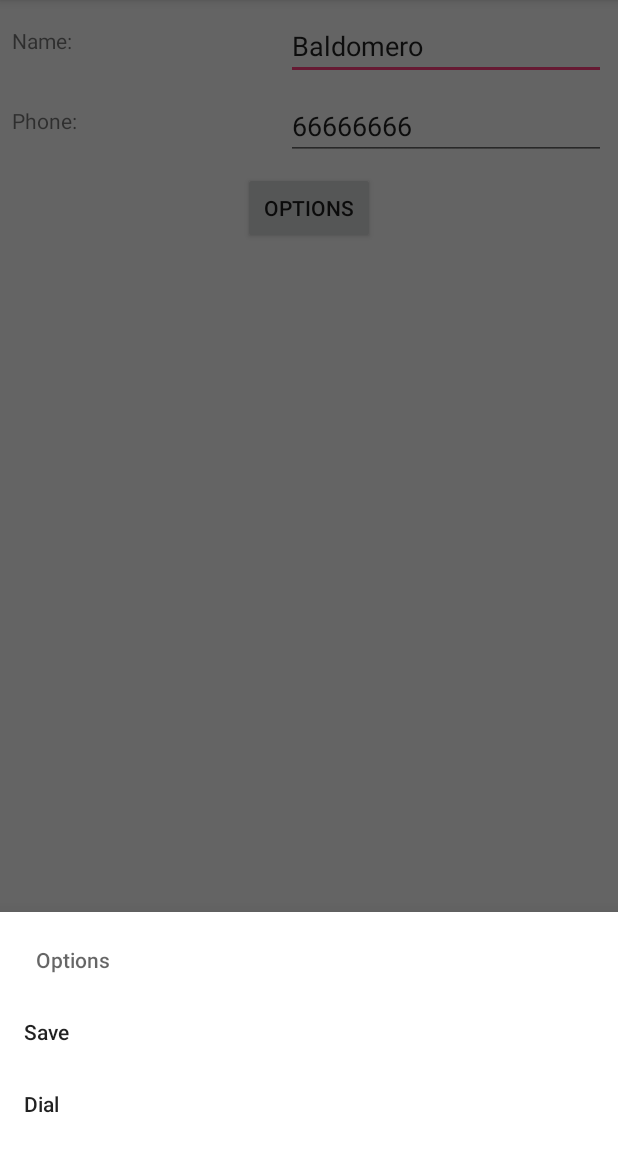
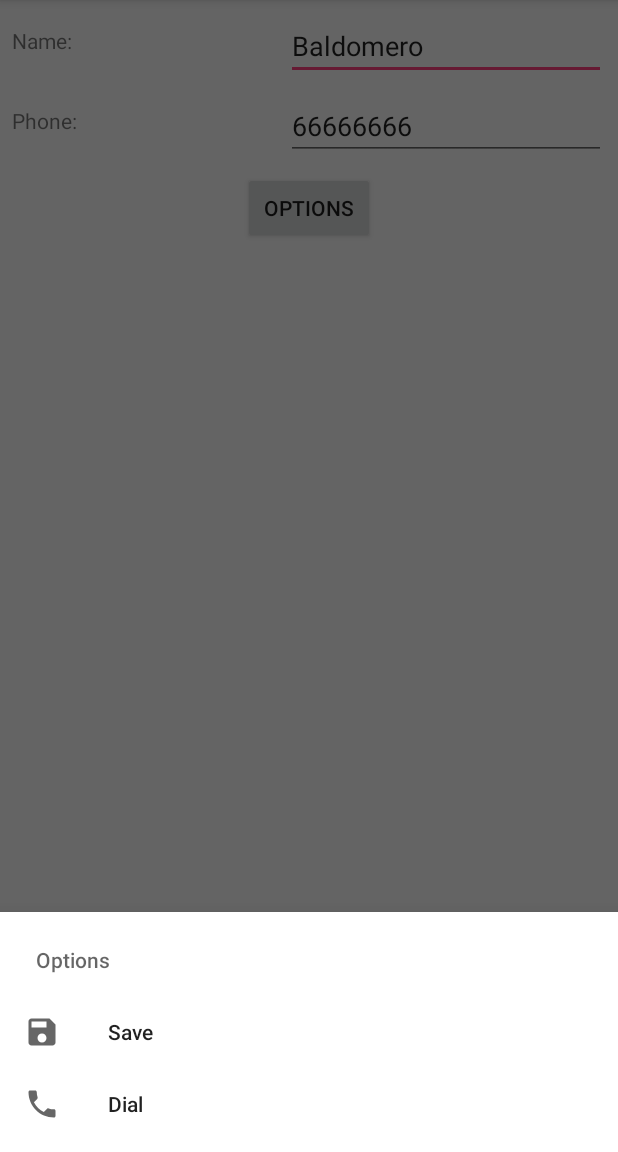
Before and after one commit to alejandrocorrero/EjemplosBottonSheetBottonNavigationView, an Android app: the fragment FragmentBottomSheet placed in its activity, on a phone screen of 412 x 824 dp, the part 84-1236 px from its top. Run offline under Robolectric (Android 15) with nearby library versions, the phone set to English and light mode, and no system bars; our stand-ins replace ButterKnife.

Commit message:
final v2

```diff
--- /dev/null
+++ b/app/src/main/res/drawable/ic_call_black_24dp.xml
@@ -0,0 +1,9 @@
+<vector xmlns:android="http://schemas.android.com/apk/res/android"
+        android:width="24dp"
+        android:height="24dp"
+        android:viewportWidth="24.0"
+        android:viewportHeight="24.0">
+    <path
+        android:fillColor="#FF000000"
+        android:pathData="M6.62,10.79c1.44,2.83 3.76,5.14 6.59,6.59l2.2,-2.2c0.27,-0.27 0.67,-0.36 1.02,-0.24 1.12,0.37 2.33,0.57 3.57,0.57 0.55,0 1,0.45 1,1V20c0,0.55 -0.45,1 -1,1 -9.39,0 -17,-7.61 -17,-17 0,-0.55 0.45,-1 1,-1h3.5c0.55,0 1,0.45 1,1 0,1.25 0.2,2.45 0.57,3.57 0.11,0.35 0.03,0.74 -0.25,1.02l-2.2,2.2z"/>
+</vector>
--- /dev/null
+++ b/app/src/main/res/drawable/ic_save_black_24dp.xml
@@ -0,0 +1,9 @@
+<vector xmlns:android="http://schemas.android.com/apk/res/android"
+        android:width="24dp"
+        android:height="24dp"
+        android:viewportWidth="24.0"
+        android:viewportHeight="24.0">
+    <path
+        android:fillColor="#FF000000"
+        android:pathData="M17,3L5,3c-1.11,0 -2,0.9 -2,2v14c0,1.1 0.89,2 2,2h14c1.1,0 2,-0.9 2,-2L21,7l-4,-4zM12,19c-1.66,0 -3,-1.34 -3,-3s1.34,-3 3,-3 3,1.34 3,3 -1.34,3 -3,3zM15,9L5,9L5,5h10v4z"/>
+</vector>
--- a/app/src/main/res/layout/activity_main.xml
+++ b/app/src/main/res/layout/activity_main.xml
@@ -6,12 +6,14 @@
     <FrameLayout
         android:id="@+id/frameLayout"
         android:layout_width="match_parent"
-        android:layout_height="match_parent">
+        android:layout_height="match_parent"
+        android:layout_above="@id/bottom_navigation">
 
     </FrameLayout>
     <android.support.design.widget.BottomNavigationView
         android:id="@+id/bottom_navigation"
         android:layout_width="match_parent"
+
         android:layout_height="wrap_content"
         android:layout_alignParentBottom="true"
         app:itemBackground="@color/colorPrimary"
--- a/app/src/main/res/layout/fragment_image.xml
+++ b/app/src/main/res/layout/fragment_image.xml
@@ -13,12 +13,10 @@
         android:layout_marginBottom="@dimen/default_margin"
         android:layout_marginEnd="@dimen/default_margin"
         android:layout_marginStart="@dimen/default_margin"
-        android:layout_marginTop="@dimen/default_margin"
         android:text="@string/frg_image_btn_txt"
         app:layout_constraintBottom_toBottomOf="parent"
         app:layout_constraintEnd_toEndOf="parent"
-        app:layout_constraintStart_toStartOf="parent"
-        app:layout_constraintTop_toTopOf="parent" />
+        app:layout_constraintStart_toStartOf="parent" />
 
     <ImageView
         android:id="@+id/ivStudent"
--- a/app/src/main/res/menu/fragment_bottomsheet.xml
+++ b/app/src/main/res/menu/fragment_bottomsheet.xml
@@ -10,9 +10,11 @@
                 android:id="@+id/mnuSave"
                 android:enabled="true"
                 android:title="@string/frg_bottonsheet_save"
+                android:icon="@drawable/ic_save_black_24dp"
                 app:showAsAction="ifRoom" />
             <item
                 android:id="@+id/mnuDial"
+                android:icon="@drawable/ic_call_black_24dp"
                 android:enabled="true"
                 android:title="@string/frg_bottonsheet_dial"
                 app:showAsAction="ifRoom" />
```
